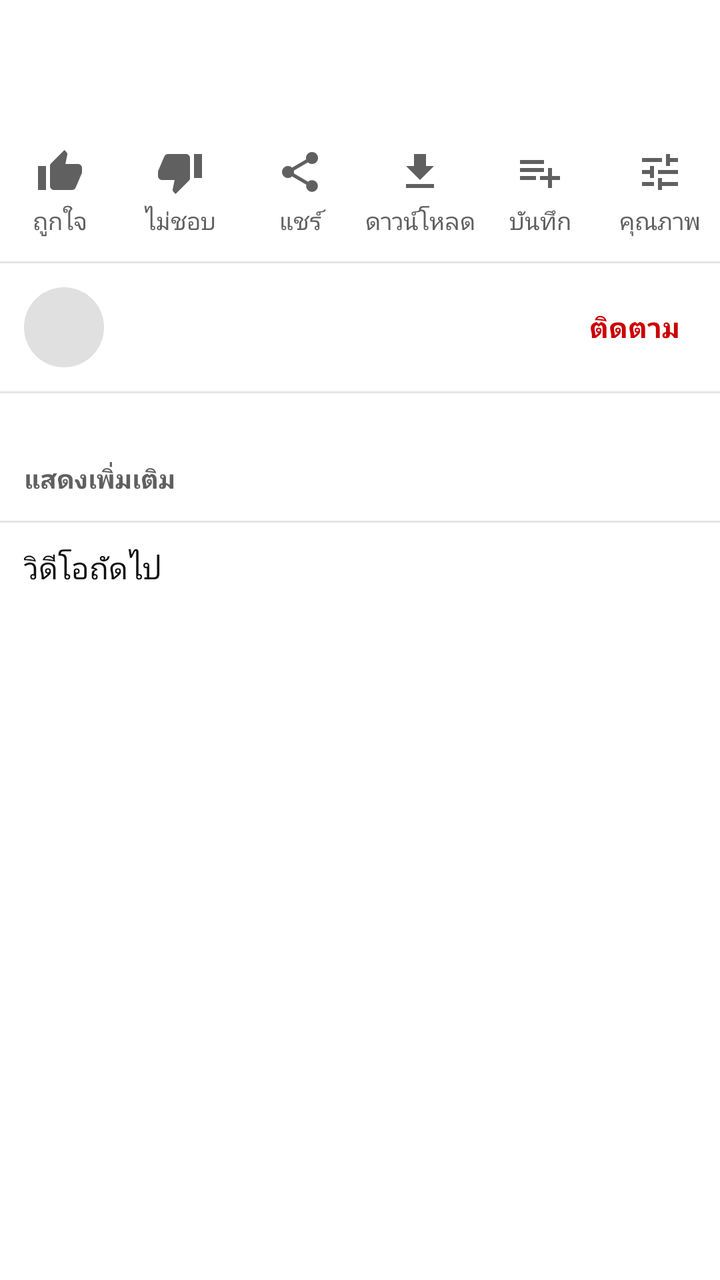
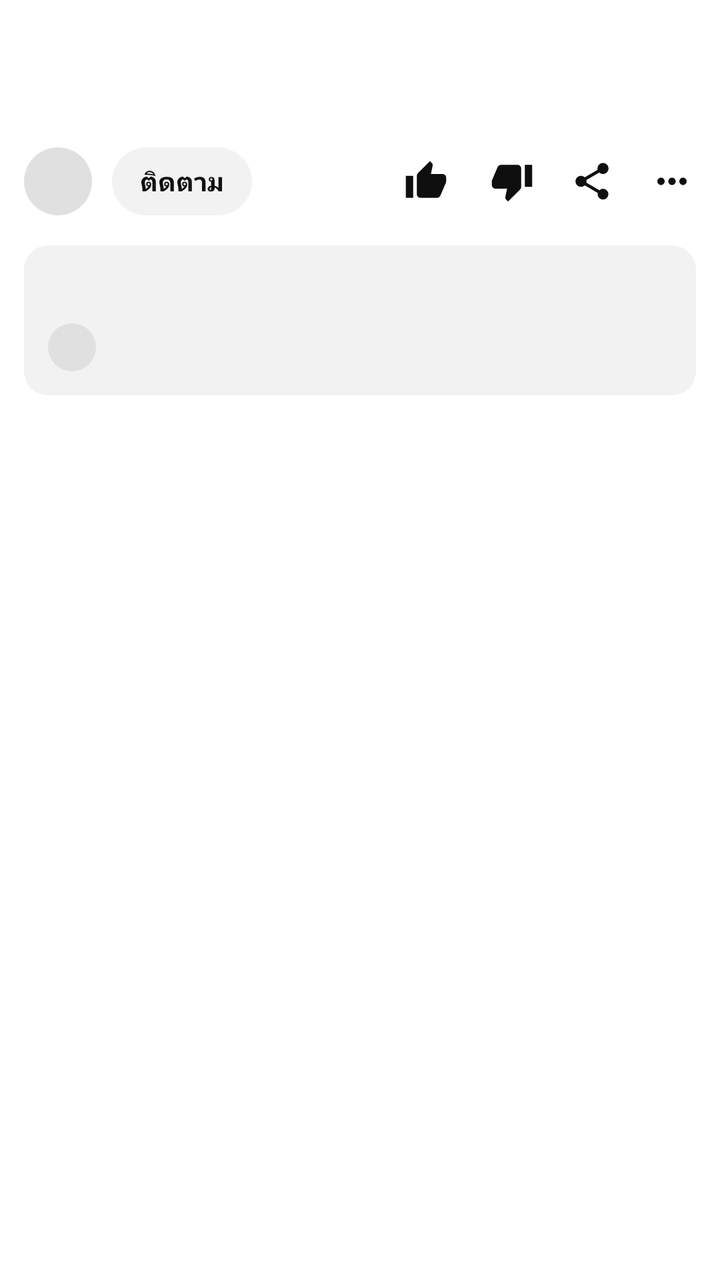

An Android layout rendered at two revisions. The XML below is the earlier revision; the diff shows what the commit changed to produce the second picture.
<!-- AndroidManifest.xml: application theme Theme.YTClassic -->
<!-- res/layout/item_watch_header.xml -->
<LinearLayout xmlns:android="http://schemas.android.com/apk/res/android" xmlns:app="http://schemas.android.com/apk/res-auto"
    android:layout_width="match_parent" android:layout_height="wrap_content" android:orientation="vertical">
  <LinearLayout android:id="@+id/titleRow" android:layout_width="match_parent" android:layout_height="wrap_content" android:orientation="vertical"
      android:paddingStart="12dp" android:paddingEnd="12dp" android:paddingTop="12dp" android:background="?attr/selectableItemBackground">
    <TextView android:id="@+id/wTitle" android:layout_width="match_parent" android:layout_height="wrap_content" android:textColor="@color/text1" android:textSize="18sp" android:maxLines="2" android:ellipsize="end"/>
    <TextView android:id="@+id/wViews" android:layout_width="match_parent" android:layout_height="wrap_content" android:layout_marginTop="4dp" android:textColor="@color/text2" android:textSize="13sp"/>
  </LinearLayout>
  <LinearLayout android:layout_width="match_parent" android:layout_height="wrap_content" android:orientation="horizontal" android:paddingTop="12dp" android:paddingBottom="8dp">
    <TextView android:id="@+id/btnLike" style="@style/WatchAction" android:drawableTop="@drawable/ic_thumb_up" android:text="@string/like"/>
    <TextView android:id="@+id/btnDislike" style="@style/WatchAction" android:drawableTop="@drawable/ic_thumb_down" android:text="@string/dislike"/>
    <TextView android:id="@+id/btnShare" style="@style/WatchAction" android:drawableTop="@drawable/ic_share" android:text="@string/share"/>
    <TextView android:id="@+id/btnDownload" style="@style/WatchAction" android:drawableTop="@drawable/ic_download" android:text="ดาวน์โหลด"/>
    <TextView android:id="@+id/btnSave" style="@style/WatchAction" android:drawableTop="@drawable/ic_playlist_add" android:text="บันทึก"/>
    <TextView android:id="@+id/btnQuality" style="@style/WatchAction" android:drawableTop="@drawable/ic_tune" android:text="@string/quality"/>
  </LinearLayout>
  <View android:layout_width="match_parent" android:layout_height="1dp" android:background="@color/divider"/>
  <LinearLayout android:id="@+id/channelRow" android:layout_width="match_parent" android:layout_height="wrap_content" android:orientation="horizontal" android:gravity="center_vertical" android:padding="12dp" android:background="?attr/selectableItemBackground">
    <ImageView android:id="@+id/wAvatar" android:layout_width="40dp" android:layout_height="40dp" android:background="@drawable/bg_avatar" android:importantForAccessibility="no"/>
    <LinearLayout android:layout_width="0dp" android:layout_weight="1" android:layout_height="wrap_content" android:orientation="vertical" android:layout_marginStart="12dp">
      <TextView android:id="@+id/wChannel" android:layout_width="match_parent" android:layout_height="wrap_content" android:textColor="@color/text1" android:textSize="15sp" android:maxLines="1" android:ellipsize="end"/>
      <TextView android:id="@+id/wSubs" android:layout_width="match_parent" android:layout_height="wrap_content" android:textColor="@color/text2" android:textSize="12sp"/>
    </LinearLayout>
    <TextView android:id="@+id/btnSubscribe" android:layout_width="wrap_content" android:layout_height="wrap_content" android:text="@string/subscribe"
        android:textColor="#CC0000" android:textSize="14sp" android:textStyle="bold" android:padding="8dp" android:background="?attr/selectableItemBackground"/>
  </LinearLayout>
  <View android:layout_width="match_parent" android:layout_height="1dp" android:background="@color/divider"/>
  <TextView android:id="@+id/wDesc" android:layout_width="match_parent" android:layout_height="wrap_content" android:paddingStart="12dp" android:paddingEnd="12dp" android:paddingTop="12dp"
      android:textColor="@color/text1" android:textSize="13sp" android:maxLines="3" android:ellipsize="end" android:autoLink="web" android:lineSpacingExtra="2dp"/>
  <TextView android:id="@+id/wDescToggle" android:layout_width="wrap_content" android:layout_height="wrap_content" android:paddingStart="12dp" android:paddingEnd="12dp" android:paddingTop="4dp" android:paddingBottom="12dp"
      android:text="@string/show_more" android:textColor="@color/text2" android:textSize="13sp" android:textStyle="bold"/>
  <View android:layout_width="match_parent" android:layout_height="1dp" android:background="@color/divider"/>
  <LinearLayout android:id="@+id/commentsRow" android:layout_width="match_parent" android:layout_height="wrap_content" android:orientation="vertical"
      android:padding="12dp" android:background="?attr/selectableItemBackground" android:visibility="gone">
    <TextView android:id="@+id/commentsTitle" android:layout_width="match_parent" android:layout_height="wrap_content" android:textColor="@color/text1" android:textSize="14sp" android:textStyle="bold"/>
    <LinearLayout android:id="@+id/commentPreview" android:layout_width="match_parent" android:layout_height="wrap_content" android:orientation="horizontal" android:layout_marginTop="8dp" android:gravity="center_vertical">
      <ImageView android:id="@+id/previewAvatar" android:layout_width="24dp" android:layout_height="24dp" android:background="@drawable/bg_avatar" android:importantForAccessibility="no"/>
      <TextView android:id="@+id/previewText" android:layout_width="0dp" android:layout_weight="1" android:layout_height="wrap_content" android:layout_marginStart="10dp"
          android:maxLines="2" android:ellipsize="end" android:textColor="@color/text1" android:textSize="13sp"/>
    </LinearLayout>
  </LinearLayout>
  <View android:id="@+id/commentsDivider" android:layout_width="match_parent" android:layout_height="1dp" android:background="@color/divider" android:visibility="gone"/>
  <TextView android:id="@+id/upNext" android:layout_width="match_parent" android:layout_height="wrap_content" android:padding="12dp" android:text="@string/up_next" android:textColor="@color/text1" android:textSize="15sp"/>
</LinearLayout>
<!-- resources referenced by this layout -->
<resources>
  <color name="divider">#E5E5E5</color>
  <color name="text1">#0F0F0F</color>
  <color name="text2">#606060</color>
  <!-- drawable bg_avatar (drawable) -->
  <shape xmlns:android="http://schemas.android.com/apk/res/android" android:shape="oval"><solid android:color="@color/placeholder"/></shape>
  <!-- drawable ic_download (drawable) -->
  <vector xmlns:android="http://schemas.android.com/apk/res/android" android:width="24dp" android:height="24dp" android:viewportWidth="24" android:viewportHeight="24" android:tint="?attr/colorControlNormal">
    <path android:fillColor="@android:color/white" android:pathData="M19,9h-4V3H9v6H5l7,7 7,-7zM5,18v2h14v-2H5z"/>
  </vector>
  <!-- drawable ic_playlist_add (drawable) -->
  <vector xmlns:android="http://schemas.android.com/apk/res/android" android:width="24dp" android:height="24dp" android:viewportWidth="24" android:viewportHeight="24" android:tint="?attr/colorControlNormal">
    <path android:fillColor="@android:color/white" android:pathData="M14,10H2v2h12v-2zM14,6H2v2h12V6zM18,14v-4h-2v4h-4v2h4v4h2v-4h4v-2h-4zM2,16h8v-2H2v2z"/>
  </vector>
  <!-- drawable ic_thumb_down (drawable) -->
  <vector xmlns:android="http://schemas.android.com/apk/res/android" android:width="24dp" android:height="24dp" android:viewportWidth="24" android:viewportHeight="24" android:tint="?attr/colorControlNormal">
    <path android:fillColor="@android:color/white" android:pathData="M15,3H6c-0.83,0 -1.54,0.5 -1.84,1.22l-3.02,7.05c-0.09,0.23 -0.14,0.47 -0.14,0.73v2c0,1.1 0.9,2 2,2h6.31l-0.95,4.57 -0.03,0.32c0,0.41 0.17,0.79 0.44,1.06L9.83,23l6.59,-6.59c0.36,-0.36 0.58,-0.86 0.58,-1.41V5c0,-1.1 -0.9,-2 -2,-2zM19,3v12h4V3h-4z"/>
  </vector>
  <!-- drawable ic_thumb_up (drawable) -->
  <vector xmlns:android="http://schemas.android.com/apk/res/android" android:width="24dp" android:height="24dp" android:viewportWidth="24" android:viewportHeight="24" android:tint="?attr/colorControlNormal">
    <path android:fillColor="@android:color/white" android:pathData="M1,21h4V9H1v12zM23,10c0,-1.1 -0.9,-2 -2,-2h-6.31l0.95,-4.57 0.03,-0.32c0,-0.41 -0.17,-0.79 -0.44,-1.06L14.17,1 7.59,7.59C7.22,7.95 7,8.45 7,9v10c0,1.1 0.9,2 2,2h9c0.83,0 1.54,-0.5 1.84,-1.22l3.02,-7.05c0.09,-0.23 0.14,-0.47 0.14,-0.73v-2z"/>
  </vector>
  <!-- drawable ic_tune (drawable) -->
  <vector xmlns:android="http://schemas.android.com/apk/res/android" android:width="24dp" android:height="24dp" android:viewportWidth="24" android:viewportHeight="24" android:tint="?attr/colorControlNormal">
    <path android:fillColor="@android:color/white" android:pathData="M3,17v2h6v-2H3zM3,5v2h10V5H3zM13,21v-2h8v-2h-8v-2h-2v6h2zM7,9v2H3v2h4v2h2V9H7zM21,13v-2H11v2h10zM15,9h2V7h4V5h-4V3h-2v6z"/>
  </vector>
  <string name="dislike">ไม่ชอบ</string>
  <string name="like">ถูกใจ</string>
  <string name="quality">คุณภาพ</string>
  <string name="share">แชร์</string>
  <string name="show_more">แสดงเพิ่มเติม</string>
  <string name="subscribe">ติดตาม</string>
  <string name="up_next">วิดีโอถัดไป</string>
  <style name="WatchAction"><item name="android:layout_width">0dp</item><item name="android:layout_weight">1</item><item name="android:layout_height">wrap_content</item><item name="android:gravity">center</item><item name="android:drawablePadding">4dp</item><item name="android:textColor">@color/text2</item><item name="android:textSize">12sp</item><item name="android:drawableTint">@color/icon</item><item name="android:background">?attr/selectableItemBackgroundBorderless</item><item name="android:paddingTop">4dp</item><item name="android:paddingBottom">4dp</item></style>
  <color name="placeholder">#E0E0E0</color>
  <color name="icon">#606060</color>
  <color name="bg">#FFFFFF</color>
  <color name="surface">#FFFFFF</color>
  <!-- unchanged entries left out for length: 2 -->
</resources>

<!-- the commit's change to res/layout/item_watch_header.xml (unified diff, before → after) -->
@@ -1,43 +1,37 @@
 <LinearLayout xmlns:android="http://schemas.android.com/apk/res/android" xmlns:app="http://schemas.android.com/apk/res-auto"
     android:layout_width="match_parent" android:layout_height="wrap_content" android:orientation="vertical">
   <LinearLayout android:id="@+id/titleRow" android:layout_width="match_parent" android:layout_height="wrap_content" android:orientation="vertical"
-      android:paddingStart="12dp" android:paddingEnd="12dp" android:paddingTop="12dp" android:background="?attr/selectableItemBackground">
-    <TextView android:id="@+id/wTitle" android:layout_width="match_parent" android:layout_height="wrap_content" android:textColor="@color/text1" android:textSize="18sp" android:maxLines="2" android:ellipsize="end"/>
-    <TextView android:id="@+id/wViews" android:layout_width="match_parent" android:layout_height="wrap_content" android:layout_marginTop="4dp" android:textColor="@color/text2" android:textSize="13sp"/>
+      android:paddingStart="12dp" android:paddingEnd="12dp" android:paddingTop="12dp" android:paddingBottom="4dp" android:background="?attr/selectableItemBackground">
+    <TextView android:id="@+id/wTitle" android:layout_width="match_parent" android:layout_height="wrap_content" android:textColor="@color/text1" android:textSize="18sp"
+        android:textStyle="bold" android:maxLines="2" android:ellipsize="end" android:lineSpacingExtra="2dp"/>
+    <TextView android:id="@+id/wMeta" android:layout_width="match_parent" android:layout_height="wrap_content" android:layout_marginTop="6dp" android:textColor="@color/text2"
+        android:textSize="12sp" android:maxLines="2" android:ellipsize="end"/>
   </LinearLayout>
-  <LinearLayout android:layout_width="match_parent" android:layout_height="wrap_content" android:orientation="horizontal" android:paddingTop="12dp" android:paddingBottom="8dp">
-    <TextView android:id="@+id/btnLike" style="@style/WatchAction" android:drawableTop="@drawable/ic_thumb_up" android:text="@string/like"/>
-    <TextView android:id="@+id/btnDislike" style="@style/WatchAction" android:drawableTop="@drawable/ic_thumb_down" android:text="@string/dislike"/>
-    <TextView android:id="@+id/btnShare" style="@style/WatchAction" android:drawableTop="@drawable/ic_share" android:text="@string/share"/>
-    <TextView android:id="@+id/btnDownload" style="@style/WatchAction" android:drawableTop="@drawable/ic_download" android:text="ดาวน์โหลด"/>
-    <TextView android:id="@+id/btnSave" style="@style/WatchAction" android:drawableTop="@drawable/ic_playlist_add" android:text="บันทึก"/>
-    <TextView android:id="@+id/btnQuality" style="@style/WatchAction" android:drawableTop="@drawable/ic_tune" android:text="@string/quality"/>
+  <LinearLayout android:id="@+id/channelRow" android:layout_width="match_parent" android:layout_height="wrap_content" android:orientation="horizontal" android:gravity="center_vertical"
+      android:paddingStart="12dp" android:paddingEnd="4dp" android:paddingTop="8dp" android:paddingBottom="8dp">
+    <ImageView android:id="@+id/wAvatar" android:layout_width="34dp" android:layout_height="34dp" android:background="@drawable/bg_avatar" android:contentDescription="ช่อง"/>
+    <TextView android:id="@+id/btnSubscribe" android:layout_width="wrap_content" android:layout_height="34dp" android:layout_marginStart="10dp" android:gravity="center"
+        android:paddingStart="14dp" android:paddingEnd="14dp" android:background="@drawable/bg_capsule" android:text="@string/subscribe" android:textColor="@color/text1" android:textSize="13sp" android:textStyle="bold"/>
+    <View android:layout_width="0dp" android:layout_weight="1" android:layout_height="1dp"/>
+    <LinearLayout android:id="@+id/btnLike" android:layout_width="wrap_content" android:layout_height="40dp" android:orientation="horizontal" android:gravity="center_vertical"
+        android:paddingStart="8dp" android:paddingEnd="8dp" android:background="?attr/selectableItemBackgroundBorderless" android:contentDescription="@string/like">
+      <ImageView android:layout_width="22dp" android:layout_height="22dp" android:src="@drawable/ic_thumb_up" app:tint="@color/text1" android:importantForAccessibility="no"/>
+      <TextView android:id="@+id/likeCount" android:layout_width="wrap_content" android:layout_height="wrap_content" android:layout_marginStart="4dp" android:textColor="@color/text1" android:textSize="12sp"/>
+    </LinearLayout>
+    <ImageButton android:id="@+id/btnDislike" android:layout_width="40dp" android:layout_height="40dp" android:background="?attr/selectableItemBackgroundBorderless" android:padding="9dp"
+        android:scaleType="fitCenter" android:src="@drawable/ic_thumb_down" app:tint="@color/text1" android:contentDescription="@string/dislike"/>
+    <ImageButton android:id="@+id/btnShare" android:layout_width="40dp" android:layout_height="40dp" android:background="?attr/selectableItemBackgroundBorderless" android:padding="9dp"
+        android:scaleType="fitCenter" android:src="@drawable/ic_share" app:tint="@color/text1" android:contentDescription="@string/share"/>
+    <ImageButton android:id="@+id/btnMore" android:layout_width="40dp" android:layout_height="40dp" android:background="?attr/selectableItemBackgroundBorderless" android:padding="9dp"
+        android:scaleType="fitCenter" android:src="@drawable/ic_more_horiz" app:tint="@color/text1" android:contentDescription="@string/more"/>
   </LinearLayout>
-  <View android:layout_width="match_parent" android:layout_height="1dp" android:background="@color/divider"/>
-  <LinearLayout android:id="@+id/channelRow" android:layout_width="match_parent" android:layout_height="wrap_content" android:orientation="horizontal" android:gravity="center_vertical" android:padding="12dp" android:background="?attr/selectableItemBackground">
-    <ImageView android:id="@+id/wAvatar" android:layout_width="40dp" android:layout_height="40dp" android:background="@drawable/bg_avatar" android:importantForAccessibility="no"/>
-    <LinearLayout android:layout_width="0dp" android:layout_weight="1" android:layout_height="wrap_content" android:orientation="vertical" android:layout_marginStart="12dp">
-      <TextView android:id="@+id/wChannel" android:layout_width="match_parent" android:layout_height="wrap_content" android:textColor="@color/text1" android:textSize="15sp" android:maxLines="1" android:ellipsize="end"/>
-      <TextView android:id="@+id/wSubs" android:layout_width="match_parent" android:layout_height="wrap_content" android:textColor="@color/text2" android:textSize="12sp"/>
-    </LinearLayout>
-    <TextView android:id="@+id/btnSubscribe" android:layout_width="wrap_content" android:layout_height="wrap_content" android:text="@string/subscribe"
-        android:textColor="#CC0000" android:textSize="14sp" android:textStyle="bold" android:padding="8dp" android:background="?attr/selectableItemBackground"/>
-  </LinearLayout>
-  <View android:layout_width="match_parent" android:layout_height="1dp" android:background="@color/divider"/>
-  <TextView android:id="@+id/wDesc" android:layout_width="match_parent" android:layout_height="wrap_content" android:paddingStart="12dp" android:paddingEnd="12dp" android:paddingTop="12dp"
-      android:textColor="@color/text1" android:textSize="13sp" android:maxLines="3" android:ellipsize="end" android:autoLink="web" android:lineSpacingExtra="2dp"/>
-  <TextView android:id="@+id/wDescToggle" android:layout_width="wrap_content" android:layout_height="wrap_content" android:paddingStart="12dp" android:paddingEnd="12dp" android:paddingTop="4dp" android:paddingBottom="12dp"
-      android:text="@string/show_more" android:textColor="@color/text2" android:textSize="13sp" android:textStyle="bold"/>
-  <View android:layout_width="match_parent" android:layout_height="1dp" android:background="@color/divider"/>
   <LinearLayout android:id="@+id/commentsRow" android:layout_width="match_parent" android:layout_height="wrap_content" android:orientation="vertical"
-      android:padding="12dp" android:background="?attr/selectableItemBackground" android:visibility="gone">
+      android:layout_marginStart="12dp" android:layout_marginEnd="12dp" android:layout_marginTop="4dp" android:layout_marginBottom="12dp" android:padding="12dp" android:background="@drawable/bg_card_round">
     <TextView android:id="@+id/commentsTitle" android:layout_width="match_parent" android:layout_height="wrap_content" android:textColor="@color/text1" android:textSize="14sp" android:textStyle="bold"/>
-    <LinearLayout android:id="@+id/commentPreview" android:layout_width="match_parent" android:layout_height="wrap_content" android:orientation="horizontal" android:layout_marginTop="8dp" android:gravity="center_vertical">
+    <LinearLayout android:layout_width="match_parent" android:layout_height="wrap_content" android:orientation="horizontal" android:layout_marginTop="8dp" android:gravity="center_vertical">
       <ImageView android:id="@+id/previewAvatar" android:layout_width="24dp" android:layout_height="24dp" android:background="@drawable/bg_avatar" android:importantForAccessibility="no"/>
-      <TextView android:id="@+id/previewText" android:layout_width="0dp" android:layout_weight="1" android:layout_height="wrap_content" android:layout_marginStart="10dp"
-          android:maxLines="2" android:ellipsize="end" android:textColor="@color/text1" android:textSize="13sp"/>
+      <TextView android:id="@+id/previewText" android:layout_width="match_parent" android:layout_height="wrap_content" android:layout_marginStart="10dp" android:textColor="@color/text1"
+          android:textSize="13sp" android:maxLines="2" android:ellipsize="end"/>
     </LinearLayout>
   </LinearLayout>
-  <View android:id="@+id/commentsDivider" android:layout_width="match_parent" android:layout_height="1dp" android:background="@color/divider" android:visibility="gone"/>
-  <TextView android:id="@+id/upNext" android:layout_width="match_parent" android:layout_height="wrap_content" android:padding="12dp" android:text="@string/up_next" android:textColor="@color/text1" android:textSize="15sp"/>
 </LinearLayout>
<!-- resource entries referenced after the edit -->
@@ -1,17 +1,16 @@
 <!-- resources referenced by this layout -->
 <resources>
-  <color name="divider">#E5E5E5</color>
   <color name="text1">#0F0F0F</color>
   <color name="text2">#606060</color>
   <!-- drawable bg_avatar (drawable) -->
   <shape xmlns:android="http://schemas.android.com/apk/res/android" android:shape="oval"><solid android:color="@color/placeholder"/></shape>
-  <!-- drawable ic_download (drawable) -->
-  <vector xmlns:android="http://schemas.android.com/apk/res/android" android:width="24dp" android:height="24dp" android:viewportWidth="24" android:viewportHeight="24" android:tint="?attr/colorControlNormal">
-    <path android:fillColor="@android:color/white" android:pathData="M19,9h-4V3H9v6H5l7,7 7,-7zM5,18v2h14v-2H5z"/>
-  </vector>
-  <!-- drawable ic_playlist_add (drawable) -->
-  <vector xmlns:android="http://schemas.android.com/apk/res/android" android:width="24dp" android:height="24dp" android:viewportWidth="24" android:viewportHeight="24" android:tint="?attr/colorControlNormal">
-    <path android:fillColor="@android:color/white" android:pathData="M14,10H2v2h12v-2zM14,6H2v2h12V6zM18,14v-4h-2v4h-4v2h4v4h2v-4h4v-2h-4zM2,16h8v-2H2v2z"/>
+  <!-- drawable bg_capsule (drawable) -->
+  <ripple xmlns:android="http://schemas.android.com/apk/res/android" android:color="#33808080"><item><shape><solid android:color="@color/chip_bg"/><corners android:radius="20dp"/></shape></item></ripple>
+  <!-- drawable bg_card_round (drawable) -->
+  <ripple xmlns:android="http://schemas.android.com/apk/res/android" android:color="#33808080"><item><shape><solid android:color="@color/chip_bg"/><corners android:radius="12dp"/></shape></item></ripple>
+  <!-- drawable ic_more_horiz (drawable) -->
+  <vector xmlns:android="http://schemas.android.com/apk/res/android" android:width="24dp" android:height="24dp" android:viewportWidth="24" android:viewportHeight="24">
+    <path android:fillColor="#FFFFFFFF" android:pathData="M6,10c-1.1,0 -2,0.9 -2,2s0.9,2 2,2 2,-0.9 2,-2 -0.9,-2 -2,-2zM18,10c-1.1,0 -2,0.9 -2,2s0.9,2 2,2 2,-0.9 2,-2 -0.9,-2 -2,-2zM12,10c-1.1,0 -2,0.9 -2,2s0.9,2 2,2 2,-0.9 2,-2 -0.9,-2 -2,-2z"/>
   </vector>
   <!-- drawable ic_thumb_down (drawable) -->
   <vector xmlns:android="http://schemas.android.com/apk/res/android" android:width="24dp" android:height="24dp" android:viewportWidth="24" android:viewportHeight="24" android:tint="?attr/colorControlNormal">
@@ -21,19 +20,13 @@
   <vector xmlns:android="http://schemas.android.com/apk/res/android" android:width="24dp" android:height="24dp" android:viewportWidth="24" android:viewportHeight="24" android:tint="?attr/colorControlNormal">
     <path android:fillColor="@android:color/white" android:pathData="M1,21h4V9H1v12zM23,10c0,-1.1 -0.9,-2 -2,-2h-6.31l0.95,-4.57 0.03,-0.32c0,-0.41 -0.17,-0.79 -0.44,-1.06L14.17,1 7.59,7.59C7.22,7.95 7,8.45 7,9v10c0,1.1 0.9,2 2,2h9c0.83,0 1.54,-0.5 1.84,-1.22l3.02,-7.05c0.09,-0.23 0.14,-0.47 0.14,-0.73v-2z"/>
   </vector>
-  <!-- drawable ic_tune (drawable) -->
-  <vector xmlns:android="http://schemas.android.com/apk/res/android" android:width="24dp" android:height="24dp" android:viewportWidth="24" android:viewportHeight="24" android:tint="?attr/colorControlNormal">
-    <path android:fillColor="@android:color/white" android:pathData="M3,17v2h6v-2H3zM3,5v2h10V5H3zM13,21v-2h8v-2h-8v-2h-2v6h2zM7,9v2H3v2h4v2h2V9H7zM21,13v-2H11v2h10zM15,9h2V7h4V5h-4V3h-2v6z"/>
-  </vector>
   <string name="dislike">ไม่ชอบ</string>
   <string name="like">ถูกใจ</string>
-  <string name="quality">คุณภาพ</string>
+  <string name="more">ตัวเลือกเพิ่มเติม</string>
   <string name="share">แชร์</string>
-  <string name="show_more">แสดงเพิ่มเติม</string>
   <string name="subscribe">ติดตาม</string>
-  <string name="up_next">วิดีโอถัดไป</string>
-  <style name="WatchAction"><item name="android:layout_width">0dp</item><item name="android:layout_weight">1</item><item name="android:layout_height">wrap_content</item><item name="android:gravity">center</item><item name="android:drawablePadding">4dp</item><item name="android:textColor">@color/text2</item><item name="android:textSize">12sp</item><item name="android:drawableTint">@color/icon</item><item name="android:background">?attr/selectableItemBackgroundBorderless</item><item name="android:paddingTop">4dp</item><item name="android:paddingBottom">4dp</item></style>
   <color name="placeholder">#E0E0E0</color>
+  <color name="chip_bg">#F2F2F2</color>
   <color name="icon">#606060</color>
   <color name="bg">#FFFFFF</color>
   <color name="surface">#FFFFFF</color>
